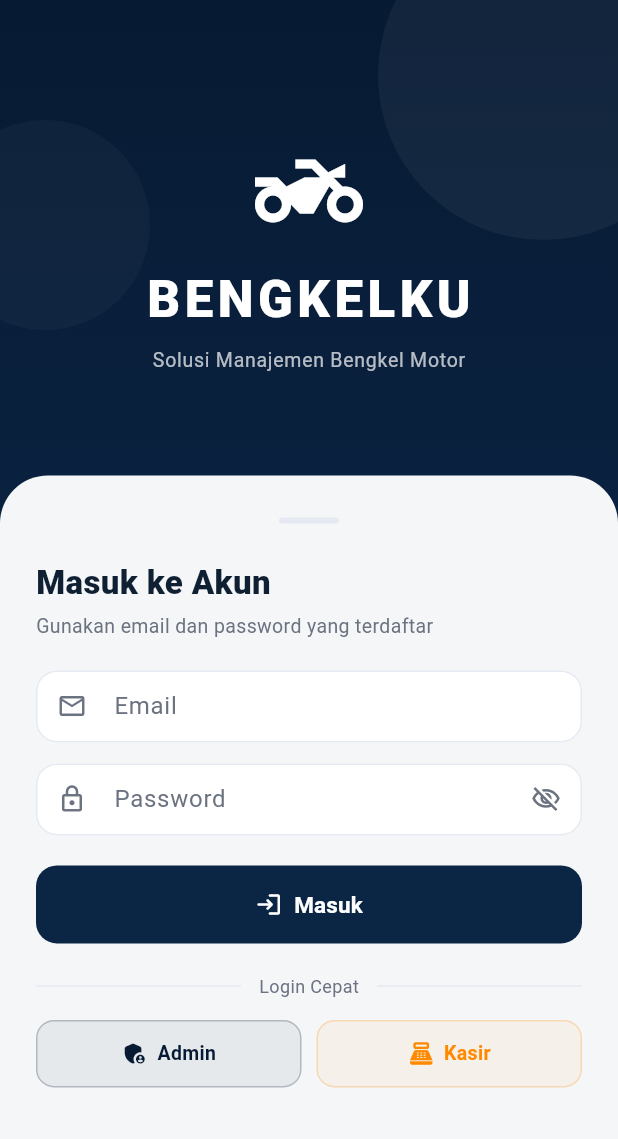
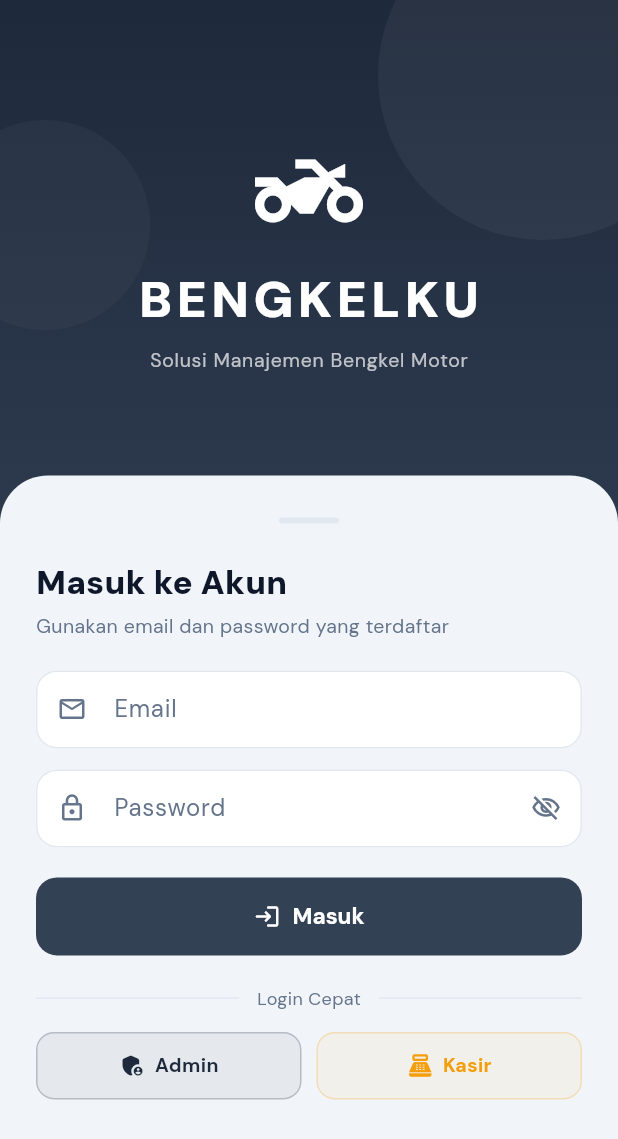
Before and after one commit to leovern123/bengkelku_app, a Flutter app: the screen it shows after launch, on a phone screen of 412 x 824 dp. Shown: the top 1139 px of the screen. Run offline on Flutter 3.47's test engine with Material 3 defaults, Android fonts, the phone set to English and light mode, and no system bars; our stand-ins replace dio, fl_chart, flutter_local_notifications, google_fonts, image_picker, pdf and 2 more; accounts and stored records are empty.

Commit message:
feat(theme): update color scheme and typography for improved UI consistency

```diff
--- a/lib/utils/app_colors.dart
+++ b/lib/utils/app_colors.dart
@@ -1,46 +1,41 @@
 import 'package:flutter/material.dart';
 
 class AppColors {
-  // Navy tua sebagai identitas utama — kesan kuat, profesional, otomotif
-  static const Color primary = Color(0xFF0B2545);
-  static const Color primaryDark = Color(0xFF071A33);
+  static const Color primary     = Color(0xFF334155); // Slate 700
+  static const Color primaryDark = Color(0xFF1E293B); // Slate 800
+  static const Color accent      = Color(0xFF0891B2); // Cyan 600
+  static const Color orange      = Color(0xFFF59E0B); // Amber 500
+  static const Color green       = Color(0xFF10B981); // Emerald 500
+  static const Color red         = Color(0xFFF43F5E); // Rose 500
 
-  // Amber/oranye sebagai warna aksen (oli, peringatan, CTA sekunder)
-  static const Color accent = Color(0xFFFF8A00);
-  static const Color orange = accent; // alias — dipakai luas di kode lama
+  static const Color background  = Color(0xFFF1F5F9); // Slate 100
+  static const Color card        = Color(0xFFFFFFFF);
+  static const Color textPrimary = Color(0xFF0F172A); // Slate 900
+  static const Color textMuted   = Color(0xFF64748B); // Slate 500
+  static const Color border      = Color(0xFFE2E8F0); // Slate 200
 
-  static const Color green = Color(0xFF16A34A);
-  static const Color red = Color(0xFFDC2626);
-
-  static const Color background = Color(0xFFF4F6F8);
-  static const Color card = Color(0xFFFFFFFF);
-  static const Color textPrimary = Color(0xFF102033);
-  static const Color textMuted = Color(0xFF6B7280);
-  static const Color border = Color(0xFFE5EAF2);
-
-  // Status
-  static Color statusPending = primary;
-  static Color statusProcess = orange;
+  static Color statusPending   = accent;
+  static Color statusProcess   = orange;
   static Color statusCompleted = green;
   static Color statusCancelled = red;
 
   static Color statusColor(String status) {
     switch (status) {
-      case 'pending': return statusPending;
-      case 'process': return statusProcess;
+      case 'pending':   return statusPending;
+      case 'process':   return statusProcess;
       case 'completed': return statusCompleted;
       case 'cancelled': return statusCancelled;
-      default: return textMuted;
+      default:          return textMuted;
     }
   }
 
   static String statusLabel(String status) {
     switch (status) {
-      case 'pending': return 'Pending';
-      case 'process': return 'Diproses';
+      case 'pending':   return 'Pending';
+      case 'process':   return 'Diproses';
       case 'completed': return 'Selesai';
       case 'cancelled': return 'Dibatalkan';
-      default: return status;
+      default:          return status;
     }
   }
 }
--- a/lib/utils/app_theme.dart
+++ b/lib/utils/app_theme.dart
@@ -1,24 +1,33 @@
 import 'package:flutter/material.dart';
+import 'package:google_fonts/google_fonts.dart';
 import 'app_colors.dart';
 
 class AppTheme {
   static ThemeData get light {
-    return ThemeData(
+    final base = ThemeData(
       useMaterial3: true,
       colorScheme: ColorScheme.fromSeed(
-        seedColor: AppColors.primary,
+        seedColor: AppColors.accent,
         primary: AppColors.primary,
+        secondary: AppColors.accent,
         surface: AppColors.background,
+        onPrimary: Colors.white,
+        onSecondary: Colors.white,
       ),
       scaffoldBackgroundColor: AppColors.background,
-      fontFamily: 'Roboto',
-      appBarTheme: const AppBarTheme(
-        backgroundColor: AppColors.primary,
+    );
+
+    return base.copyWith(
+      textTheme: GoogleFonts.dmSansTextTheme(base.textTheme).apply(
+        bodyColor: AppColors.textPrimary,
+        displayColor: AppColors.textPrimary,
+      ),
+      appBarTheme: AppBarTheme(
+        backgroundColor: AppColors.primaryDark,
         foregroundColor: Colors.white,
         elevation: 0,
         centerTitle: false,
-        titleTextStyle: TextStyle(
-          fontFamily: 'Roboto',
+        titleTextStyle: GoogleFonts.dmSans(
           fontSize: 18,
           fontWeight: FontWeight.w700,
           color: Colors.white,
@@ -27,35 +36,96 @@ class AppTheme {
       inputDecorationTheme: InputDecorationTheme(
         filled: true,
         fillColor: AppColors.card,
-        contentPadding: const EdgeInsets.symmetric(horizontal: 14, vertical: 12),
+        contentPadding:
+            const EdgeInsets.symmetric(horizontal: 14, vertical: 14),
         border: OutlineInputBorder(
-          borderRadius: BorderRadius.circular(14),
+          borderRadius: BorderRadius.circular(12),
           borderSide: const BorderSide(color: AppColors.border),
         ),
         enabledBorder: OutlineInputBorder(
-          borderRadius: BorderRadius.circular(14),
+          borderRadius: BorderRadius.circular(12),
           borderSide: const BorderSide(color: AppColors.border),
         ),
         focusedBorder: OutlineInputBorder(
-          borderRadius: BorderRadius.circular(14),
-          borderSide: const BorderSide(color: AppColors.primary, width: 1.5),
+          borderRadius: BorderRadius.circular(12),
+          borderSide: const BorderSide(color: AppColors.accent, width: 1.5),
         ),
         errorBorder: OutlineInputBorder(
-          borderRadius: BorderRadius.circular(14),
+          borderRadius: BorderRadius.circular(12),
           borderSide: const BorderSide(color: AppColors.red),
         ),
+        focusedErrorBorder: OutlineInputBorder(
+          borderRadius: BorderRadius.circular(12),
+          borderSide: const BorderSide(color: AppColors.red, width: 1.5),
+        ),
         labelStyle: const TextStyle(color: AppColors.textMuted),
-        hintStyle: const TextStyle(color: AppColors.textMuted),
+        hintStyle: const TextStyle(color: AppColors.textMuted, fontSize: 14),
       ),
       elevatedButtonTheme: ElevatedButtonThemeData(
         style: ElevatedButton.styleFrom(
-          backgroundColor: AppColors.primary,
+          backgroundColor: AppColors.accent,
           foregroundColor: Colors.white,
           elevation: 0,
           minimumSize: const Size(double.infinity, 52),
-          shape: RoundedRectangleBorder(borderRadius: BorderRadius.circular(14)),
-          textStyle: const TextStyle(fontSize: 15, fontWeight: FontWeight.w700),
+          shape:
+              RoundedRectangleBorder(borderRadius: BorderRadius.circular(12)),
+          textStyle: GoogleFonts.dmSans(
+              fontSize: 15, fontWeight: FontWeight.w700),
         ),
+      ),
+      filledButtonTheme: FilledButtonThemeData(
+        style: FilledButton.styleFrom(
+          backgroundColor: AppColors.accent,
+          foregroundColor: Colors.white,
+          shape:
+              RoundedRectangleBorder(borderRadius: BorderRadius.circular(12)),
+          textStyle: GoogleFonts.dmSans(
+              fontSize: 14, fontWeight: FontWeight.w700),
+        ),
+      ),
+      chipTheme: ChipThemeData(
+        backgroundColor: AppColors.background,
+        side: const BorderSide(color: AppColors.border),
+        shape: RoundedRectangleBorder(borderRadius: BorderRadius.circular(99)),
+        labelStyle: GoogleFonts.dmSans(fontSize: 12, fontWeight: FontWeight.w600),
+      ),
+      dividerTheme: const DividerThemeData(
+        color: AppColors.border,
+        thickness: 1,
+        space: 1,
+      ),
+      tabBarTheme: TabBarThemeData(
+        labelStyle: GoogleFonts.dmSans(fontSize: 13, fontWeight: FontWeight.w700),
+        unselectedLabelStyle:
+            GoogleFonts.dmSans(fontSize: 13, fontWeight: FontWeight.w500),
+        indicatorColor: Colors.white,
+        labelColor: Colors.white,
+        unselectedLabelColor: Colors.white60,
+      ),
+      bottomNavigationBarTheme: BottomNavigationBarThemeData(
+        backgroundColor: AppColors.card,
+        selectedItemColor: AppColors.accent,
+        unselectedItemColor: AppColors.textMuted,
+        selectedLabelStyle:
+            GoogleFonts.dmSans(fontSize: 11, fontWeight: FontWeight.w700),
+        unselectedLabelStyle:
+            GoogleFonts.dmSans(fontSize: 11, fontWeight: FontWeight.w500),
+        elevation: 8,
+        type: BottomNavigationBarType.fixed,
+      ),
+      cardTheme: CardThemeData(
+        color: AppColors.card,
+        elevation: 0,
+        shape: RoundedRectangleBorder(
+          borderRadius: BorderRadius.circular(16),
+          side: const BorderSide(color: AppColors.border),
+        ),
+      ),
+      snackBarTheme: SnackBarThemeData(
+        behavior: SnackBarBehavior.floating,
+        shape: RoundedRectangleBorder(borderRadius: BorderRadius.circular(12)),
+        contentTextStyle:
+            GoogleFonts.dmSans(fontSize: 13, fontWeight: FontWeight.w500),
       ),
     );
   }
--- a/pubspec.yaml
+++ b/pubspec.yaml
@@ -19,6 +19,7 @@ dependencies:
   printing: ^5.13.1
   flutter_local_notifications: ^18.0.0
   image_picker: ^1.1.2
+  google_fonts: ^6.2.1
 
 dev_dependencies:
   flutter_test:
```
Also changed, not shown: pubspec.lock, 1 other file.
